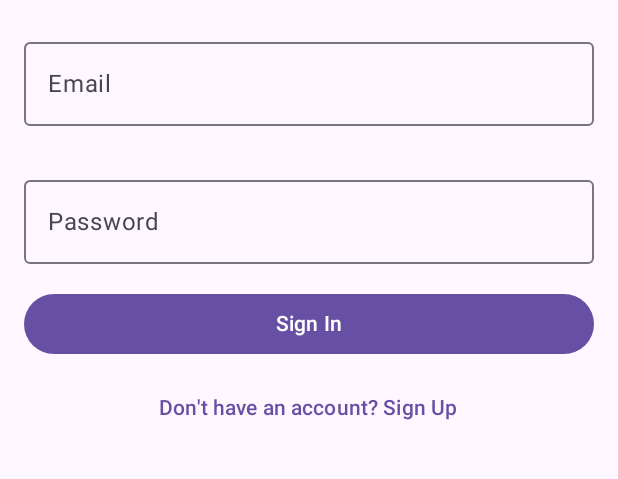
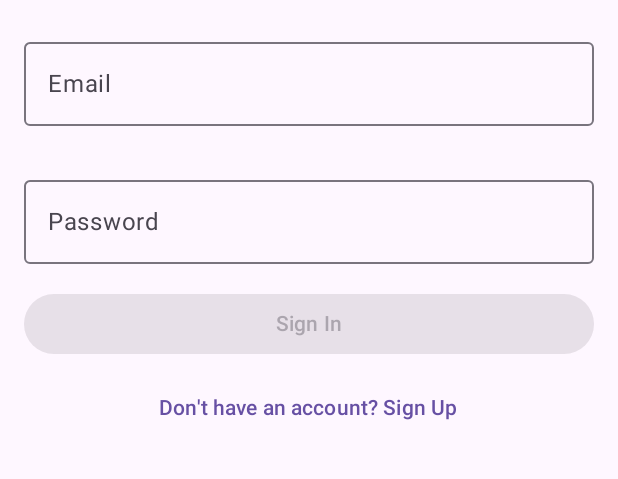
Before and after one commit to RicoDevX/Duckit, an Android app built with Jetpack Compose: the screen it shows after launch (MainActivity), after a tap on "Sign In", on a phone screen of 412 x 824 dp, the part 378-857 px from its top. Run offline under Robolectric (Android 15) with nearby library versions, the light colour scheme and no system bars.

Commit message:
feat(auth): Disable sign-in/sign-up button until email is valid and password is entered
Description:

Added validation to disable the authentication button until the user enters a valid email and a non-empty password.
Replaced emailError with isEmailError as a boolean for cleaner validation logic.
Updated the enabled property of the button to reflect the validation criteria.

Extracted Strings to strings.xml

```diff
--- a/app/src/main/java/com/chrisrich/duckit/navigation/SetupNavGraph.kt
+++ b/app/src/main/java/com/chrisrich/duckit/navigation/SetupNavGraph.kt
@@ -1,5 +1,6 @@
 package com.chrisrich.duckit.navigation
 
+import AuthScreen
 import androidx.compose.runtime.Composable
 import androidx.compose.runtime.LaunchedEffect
 import androidx.compose.runtime.collectAsState
@@ -7,7 +8,6 @@ import androidx.compose.runtime.getValue
 import androidx.navigation.NavHostController
 import androidx.navigation.compose.NavHost
 import androidx.navigation.compose.composable
-import com.chrisrich.duckit.ui.screens.auth.AuthScreen
 import com.chrisrich.duckit.ui.screens.postlist.PostListScreen
 import org.koin.androidx.compose.koinViewModel
 
--- a/app/src/main/java/com/chrisrich/duckit/ui/screens/auth/AuthScreen.kt
+++ b/app/src/main/java/com/chrisrich/duckit/ui/screens/auth/AuthScreen.kt
@@ -1,5 +1,3 @@
-package com.chrisrich.duckit.ui.screens.auth
-
 import androidx.compose.foundation.Image
 import androidx.compose.foundation.layout.Arrangement
 import androidx.compose.foundation.layout.Column
@@ -34,6 +32,7 @@ import androidx.compose.ui.Alignment
 import androidx.compose.ui.Modifier
 import androidx.compose.ui.graphics.Color
 import androidx.compose.ui.res.painterResource
+import androidx.compose.ui.res.stringResource
 import androidx.compose.ui.text.input.KeyboardType
 import androidx.compose.ui.text.input.PasswordVisualTransformation
 import androidx.compose.ui.unit.dp
@@ -41,6 +40,7 @@ import androidx.lifecycle.compose.collectAsStateWithLifecycle
 import com.chrisrich.duckit.R
 import com.chrisrich.duckit.navigation.NavDestination
 import com.chrisrich.duckit.navigation.NavigationManager
+import com.chrisrich.duckit.ui.screens.auth.AuthViewModel
 import com.chrisrich.duckit.utils.isValidEmail
 import org.koin.androidx.compose.koinViewModel
 
@@ -54,17 +54,24 @@ fun AuthScreen() {
     var email by remember { mutableStateOf("") }
     var password by remember { mutableStateOf("") }
     var isSignUp by remember { mutableStateOf(false) }
-    var emailError by remember { mutableStateOf<String?>(null) }
+    var isEmailError by remember { mutableStateOf(false) }
+
+    // Determine if the button should be enabled
+    val isButtonEnabled = !isEmailError && email.isNotBlank() && password.isNotBlank()
 
     Scaffold(
         topBar = {
             TopAppBar(
                 title = {
-                    Image(painter = painterResource(id = R.drawable.ic_duckit_logo), contentDescription = "Duckit Logo", modifier = Modifier.size(200.dp))
+                    Image(
+                        painter = painterResource(id = R.drawable.ic_duckit_logo),
+                        contentDescription = stringResource(id = R.string.duckit_logo_content_description),
+                        modifier = Modifier.size(200.dp)
+                    )
                 },
                 navigationIcon = {
                     IconButton(onClick = { navigationManager.navigate(NavDestination.PostListScreen) }) {
-                        Icon(imageVector = Icons.AutoMirrored.Filled.ArrowBack, contentDescription = "Back")
+                        Icon(imageVector = Icons.AutoMirrored.Filled.ArrowBack, contentDescription = stringResource(id = R.string.back))
                     }
                 },
                 colors = TopAppBarDefaults.topAppBarColors(
@@ -82,7 +89,7 @@ fun AuthScreen() {
             verticalArrangement = Arrangement.Top,
             horizontalAlignment = Alignment.CenterHorizontally
         ) {
-            Text(text = "Welcome to DuckIt!", style = MaterialTheme.typography.headlineMedium)
+            Text(text = stringResource(id = R.string.welcome_message), style = MaterialTheme.typography.headlineMedium)
 
             Spacer(modifier = Modifier.height(20.dp))
 
@@ -90,16 +97,16 @@ fun AuthScreen() {
                 value = email,
                 onValueChange = {
                     email = it
-                    emailError = if (email.isValidEmail()) null else "Invalid email address"
+                    isEmailError = !email.isValidEmail()
                 },
-                label = { Text("Email") },
+                label = { Text(stringResource(id = R.string.email_label)) },
                 keyboardOptions = KeyboardOptions(keyboardType = KeyboardType.Email),
                 singleLine = true,
-                isError = emailError != null,
+                isError = isEmailError,
                 supportingText = {
-                    emailError?.let {
+                    if (isEmailError) {
                         Text(
-                            it,
+                            text = stringResource(id = R.string.invalid_email_error),
                             color = MaterialTheme.colorScheme.error
                         )
                     }
@@ -112,7 +119,7 @@ fun AuthScreen() {
             OutlinedTextField(
                 value = password,
                 onValueChange = { password = it },
-                label = { Text("Password") },
+                label = { Text(stringResource(id = R.string.password_label)) },
                 visualTransformation = PasswordVisualTransformation(),
                 keyboardOptions = KeyboardOptions(keyboardType = KeyboardType.Password),
                 singleLine = true,
@@ -132,25 +139,26 @@ fun AuthScreen() {
                             viewModel.logIn(email, password)
                         }
                     },
-                    modifier = Modifier.fillMaxWidth()
+                    modifier = Modifier.fillMaxWidth(),
+                    enabled = isButtonEnabled // Disable button if criteria are not met
                 ) {
-                    Text(text = if (isSignUp) "Sign Up" else "Sign In")
+                    Text(text = if (isSignUp) stringResource(id = R.string.sign_up) else stringResource(id = R.string.sign_in))
                 }
             }
 
             Spacer(modifier = Modifier.height(8.dp))
 
             TextButton(onClick = { isSignUp = !isSignUp }) {
-                Text(text = if (isSignUp) "Already have an account? Sign In" else "Don't have an account? Sign Up")
+                Text(text = if (isSignUp) stringResource(id = R.string.already_have_account) else stringResource(id = R.string.dont_have_account))
             }
 
             if (uiState.error != null) {
                 Spacer(modifier = Modifier.height(8.dp))
-                Text(text = "Error: ${uiState.error}", color = Color.Red)
+                Text(text = stringResource(id = R.string.error_prefix) + (uiState.error ?: ""), color = Color.Red)
             }
 
-            if (uiState.authResponse != null) {
-                LaunchedEffect(Unit) {
+            LaunchedEffect(uiState.authResponse) {
+                if (uiState.authResponse != null) {
                     navigationManager.navigate(NavDestination.PostListScreen)
                 }
             }
--- a/app/src/main/java/com/chrisrich/duckit/ui/screens/postlist/PostGalleryScreen.kt
+++ b/app/src/main/java/com/chrisrich/duckit/ui/screens/postlist/PostGalleryScreen.kt
@@ -21,6 +21,7 @@ import androidx.compose.runtime.setValue
 import androidx.compose.ui.Modifier
 import androidx.compose.ui.graphics.Color
 import androidx.compose.ui.res.painterResource
+import androidx.compose.ui.res.stringResource
 import androidx.compose.ui.unit.dp
 import androidx.lifecycle.compose.collectAsStateWithLifecycle
 import com.chrisrich.duckit.R
@@ -50,7 +51,7 @@ fun PostListScreen() {
                 title = {
                     Image(
                         painter = painterResource(id = R.drawable.ic_duckit_logo),
-                        contentDescription = "Duck Logo",
+                        contentDescription = stringResource(R.string.duck_logo),
                         modifier = Modifier.size(200.dp)
                     )
                 },
@@ -65,7 +66,7 @@ fun PostListScreen() {
                         }
                     }) {
                         Text(
-                            text = if (isLoggedIn) "Log Out" else "Sign In",
+                            text = if (isLoggedIn) stringResource(R.string.log_out) else stringResource(R.string.sign_in),
                             color = Color.White
                         )
                     }
@@ -81,7 +82,7 @@ fun PostListScreen() {
             when {
                 uiState.isLoading -> LoadingScreen()
                 uiState.error != null || uiState.posts.isNullOrEmpty() -> ErrorScreen(
-                    uiState.error ?: "No posts found"
+                    uiState.error ?: stringResource(R.string.no_posts_found)
                 )
 
                 else -> PostGallery (
@@ -95,19 +96,19 @@ fun PostListScreen() {
     if (showLoginPrompt) {
         AlertDialog(
             onDismissRequest = { showLoginPrompt = false },
-            title = { Text("Login Required") },
-            text = { Text("You need to log in to vote on posts.") },
+            title = { Text(stringResource(R.string.login_required)) },
+            text = { Text(stringResource(R.string.you_need_to_log_in_to_vote_on_posts)) },
             confirmButton = {
                 TextButton(onClick = {
                     showLoginPrompt = false
                     navigationManager.navigate(NavDestination.AuthScreen)
                 }) {
-                    Text("Log In")
+                    Text(stringResource(R.string.log_in))
                 }
             },
             dismissButton = {
                 TextButton(onClick = { showLoginPrompt = false }) {
-                    Text("Cancel")
+                    Text(stringResource(R.string.cancel))
                 }
             }
         )
--- a/app/src/main/java/com/chrisrich/duckit/ui/screens/postlist/components/ErrorScreen.kt
+++ b/app/src/main/java/com/chrisrich/duckit/ui/screens/postlist/components/ErrorScreen.kt
@@ -7,11 +7,13 @@ import androidx.compose.runtime.Composable
 import androidx.compose.ui.Alignment
 import androidx.compose.ui.Modifier
 import androidx.compose.ui.graphics.Color
+import androidx.compose.ui.res.stringResource
 import androidx.compose.ui.unit.sp
+import com.chrisrich.duckit.R
 
 @Composable
 fun ErrorScreen(errorMessage: String) {
     Box(modifier = Modifier.fillMaxSize(), contentAlignment = Alignment.Center) {
-        Text(text = "Error: $errorMessage", color = Color.Red, fontSize = 18.sp)
+        Text(text = stringResource(R.string.error, errorMessage), color = Color.Red, fontSize = 18.sp)
     }
 }
--- a/app/src/main/res/values/strings.xml
+++ b/app/src/main/res/values/strings.xml
@@ -1,3 +1,29 @@
 <resources>
     <string name="app_name">Duckit</string>
+    <string name="duckit_logo_content_description">Duckit Logo</string>
+    <string name="back">Back</string>
+    <string name="welcome_message">Welcome to DuckIt!</string>
+    <string name="email_label">Email</string>
+    <string name="invalid_email_error">Invalid email address</string>
+    <string name="password_label">Password</string>
+    <string name="sign_up">Sign Up</string>
+    <string name="sign_in">Sign In</string>
+    <string name="already_have_account">Already have an account? Sign In</string>
+    <string name="dont_have_account">Don\'t have an account? Sign Up</string>
+    <string name="error_prefix">Error: </string>
+    <string name="error">Error: %1$s</string>
+    <string name="duck_logo">Duck Logo</string>
+    <string name="log_out">Log Out</string>
+    <string name="no_posts_found">No posts found</string>
+    <string name="login_required">Login Required</string>
+    <string name="you_need_to_log_in_to_vote_on_posts">You need to log in to vote on posts.</string>
+    <string name="log_in">Log In</string>
+    <string name="cancel">Cancel</string>
+    <string name="duck_image">Duck Image</string>
+    <string name="duck_not_found">Duck Not Found</string>
+    <string name="close">Close</string>
+    <string name="full_screen_duck_image">Full-Screen Duck Image</string>
+    <string name="upvote">Upvote</string>
+    <string name="down_vote">Down vote</string>
+    <string name="by">By %1$s</string>
 </resources>
```
Also changed, not shown: app/src/main/java/com/chrisrich/duckit/ui/screens/postlist/components/PostItem.kt (+8 -7 lines).
